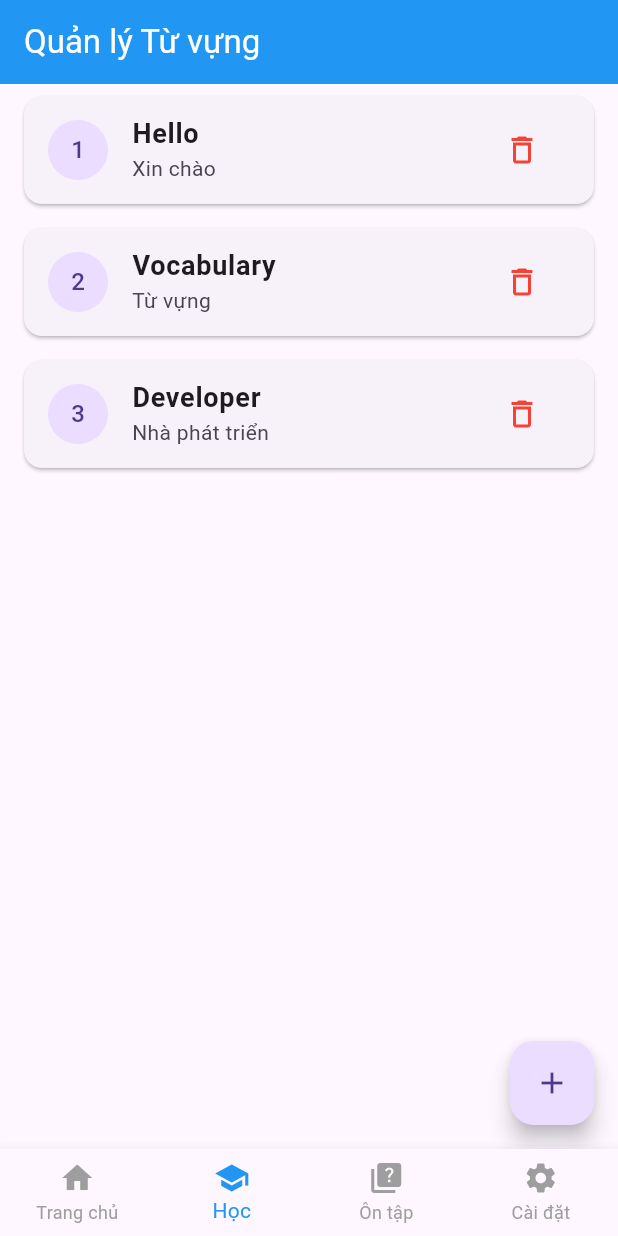
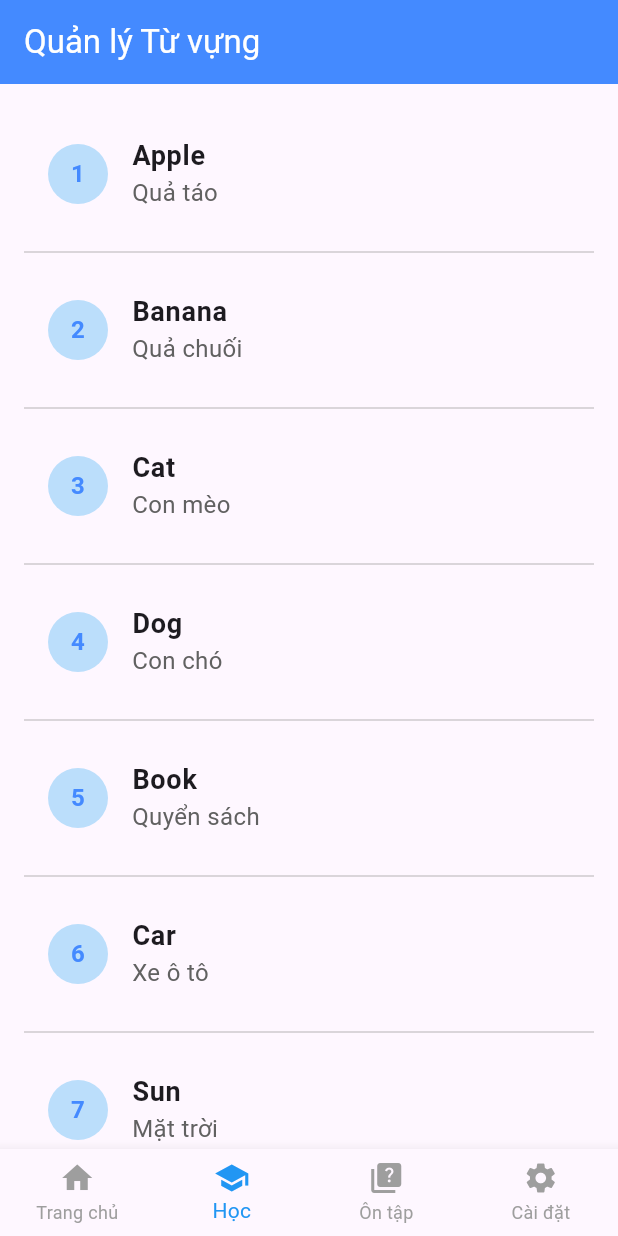
Before and after one commit to nguyenductinh24108547/2025_2026_3_2_PTUDDD_N01_Nhom_6, a Flutter app: the screen it shows after launch, item 2 of the bottom bar chosen, on a phone screen of 412 x 824 dp. Run offline on Flutter 3.47's test engine with Material 3 defaults, Android fonts, the phone set to English and light mode, and no system bars.

Commit message:
feat: setup VocabularyScreen and fix project structure

```diff
--- a/lib/main.dart
+++ b/lib/main.dart
@@ -33,19 +33,16 @@ class _MainScreenState extends State<MainScreen> {
 
   // Đã cắm 2 màn hình của bạn vào đúng vị trí số 3 và 4
   final List<Widget> _screens = [
-<<<<<<< HEAD
     const PlaceholderScreen(title: 'Trang chủ'),
     const VocabularyScreen(), // <--- Màn hình Quản lý từ vựng của bạn
     const PlaceholderScreen(title: 'Ôn tập'),
     const PlaceholderScreen(title: 'Cài đặt'),
-=======
     const HomeScreen(),
     const PlaceholderScreen(
       title: 'Màn hình Học - Flashcard\n(Nhiệm vụ của Thành viên 2)',
     ),
     const QuizScreen(), // Màn hình Ôn tập (Thành viên 3)
     const SettingScreens(), // Màn hình Cài đặt (Thành viên 3)
->>>>>>> nhom/main
   ];
 
   @override
--- a/lib/models/vocabulary.dart
+++ b/lib/models/vocabulary.dart
@@ -4,7 +4,7 @@ class Vocabulary {
   final String definition;
   final String example;
 
-  Vocabulary({
+  const Vocabulary({
     required this.id,
     required this.term,
     required this.definition,
--- a/lib/screens/vocabulary_screen.dart
+++ b/lib/screens/vocabulary_screen.dart
@@ -1,18 +1,20 @@
 import 'package:flutter/material.dart';
+import '../models/vocabulary.dart';
 
-class VocabularyScreen extends StatefulWidget {
+class VocabularyScreen extends StatelessWidget {
   const VocabularyScreen({super.key});
 
-  @override
-  State<VocabularyScreen> createState() => _VocabularyScreenState();
-}
-
-class _VocabularyScreenState extends State<VocabularyScreen> {
-  // Danh sách từ vựng mẫu
-  final List<Map<String, String>> _vocabList = [
-    {'word': 'Hello', 'meaning': 'Xin chào'},
-    {'word': 'Vocabulary', 'meaning': 'Từ vựng'},
-    {'word': 'Developer', 'meaning': 'Nhà phát triển'},
+  final List<Vocabulary> sampleVocabularies = const [
+    Vocabulary(id: '1', term: 'Apple', definition: 'Quả táo'),
+    Vocabulary(id: '2', term: 'Banana', definition: 'Quả chuối'),
+    Vocabulary(id: '3', term: 'Cat', definition: 'Con mèo'),
+    Vocabulary(id: '4', term: 'Dog', definition: 'Con chó'),
+    Vocabulary(id: '5', term: 'Book', definition: 'Quyển sách'),
+    Vocabulary(id: '6', term: 'Car', definition: 'Xe ô tô'),
+    Vocabulary(id: '7', term: 'Sun', definition: 'Mặt trời'),
+    Vocabulary(id: '8', term: 'Water', definition: 'Nước uống'),
+    Vocabulary(id: '9', term: 'House', definition: 'Ngôi nhà'),
+    Vocabulary(id: '10', term: 'Tree', definition: 'Cái cây'),
   ];
 
   @override
@@ -20,43 +22,42 @@ class _VocabularyScreenState extends State<VocabularyScreen> {
     return Scaffold(
       appBar: AppBar(
         title: const Text('Quản lý Từ vựng'),
-        backgroundColor: Colors.blue,
+        backgroundColor: Colors.blueAccent,
         foregroundColor: Colors.white,
       ),
-      body: ListView.builder(
-        itemCount: _vocabList.length,
+      body: ListView.separated(
+        padding: const EdgeInsets.all(16.0),
+        itemCount: sampleVocabularies.length,
+        separatorBuilder: (context, index) =>
+            const Divider(color: Colors.grey, thickness: 0.5),
         itemBuilder: (context, index) {
-          final item = _vocabList[index];
-          return Card(
-            margin: const EdgeInsets.symmetric(horizontal: 16, vertical: 8),
-            child: ListTile(
-              leading: CircleAvatar(child: Text('${index + 1}')),
-              title: Text(
-                item['word'] ?? '',
+          final vocab = sampleVocabularies[index];
+          return ListTile(
+            contentPadding: const EdgeInsets.symmetric(
+              horizontal: 16,
+              vertical: 8,
+            ),
+            leading: CircleAvatar(
+              backgroundColor: Colors.blue.shade100,
+              child: Text(
+                '${index + 1}',
                 style: const TextStyle(
+                  color: Colors.blueAccent,
                   fontWeight: FontWeight.bold,
-                  fontSize: 18,
                 ),
               ),
-              subtitle: Text(item['meaning'] ?? ''),
-              trailing: IconButton(
-                icon: const Icon(Icons.delete_outline, color: Colors.red),
-                onPressed: () {
-                  setState(() {
-                    _vocabList.removeAt(index);
-                  });
-                },
-              ),
+            ),
+            title: Text(
+              vocab.term,
+              style: const TextStyle(fontSize: 18, fontWeight: FontWeight.bold),
+            ),
+            subtitle: Text(
+              vocab.definition,
+              style: TextStyle(fontSize: 16, color: Colors.grey[700]),
             ),
           );
         },
       ),
-      floatingActionButton: FloatingActionButton(
-        onPressed: () {
-          // Xử lý thêm từ vựng mới ở đây
-        },
-        child: const Icon(Icons.add),
-      ),
     );
   }
 }
```
Also changed, not shown: lib/models/lib/screens/vocabulary_screen.dart (deleted, +0 -93 lines).
